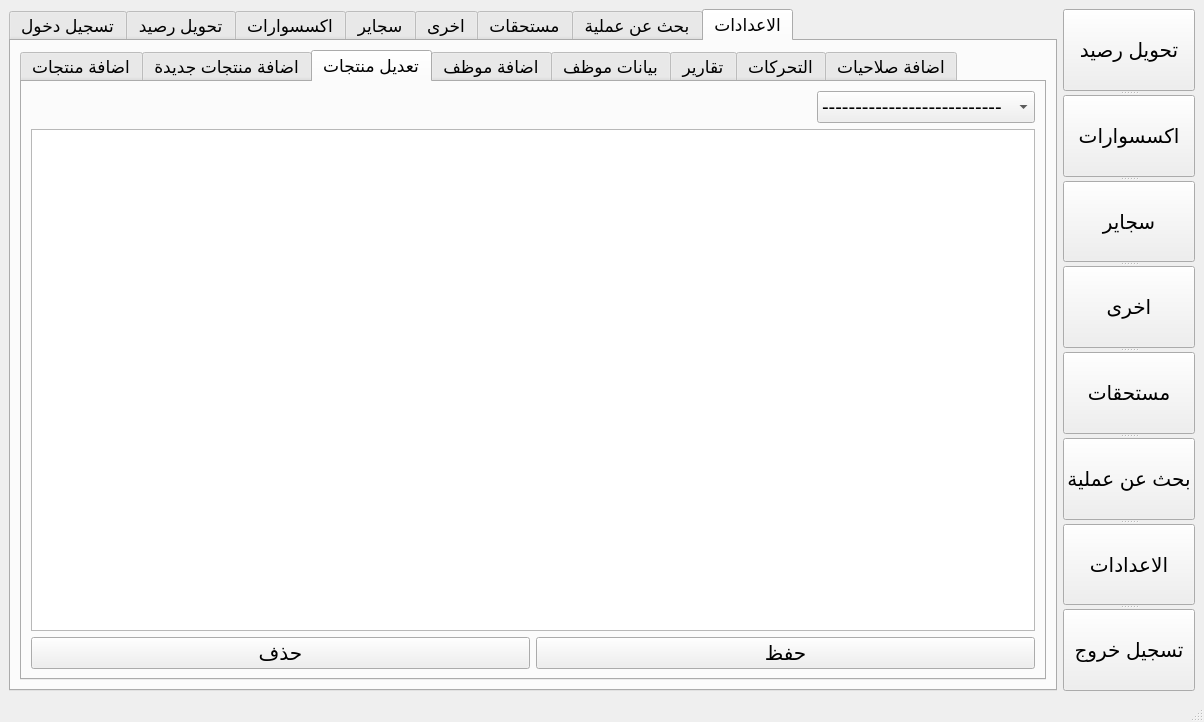
Above: central_elgazera.ui from A4E45/central_elgazera before the change. Below: the same form after it.
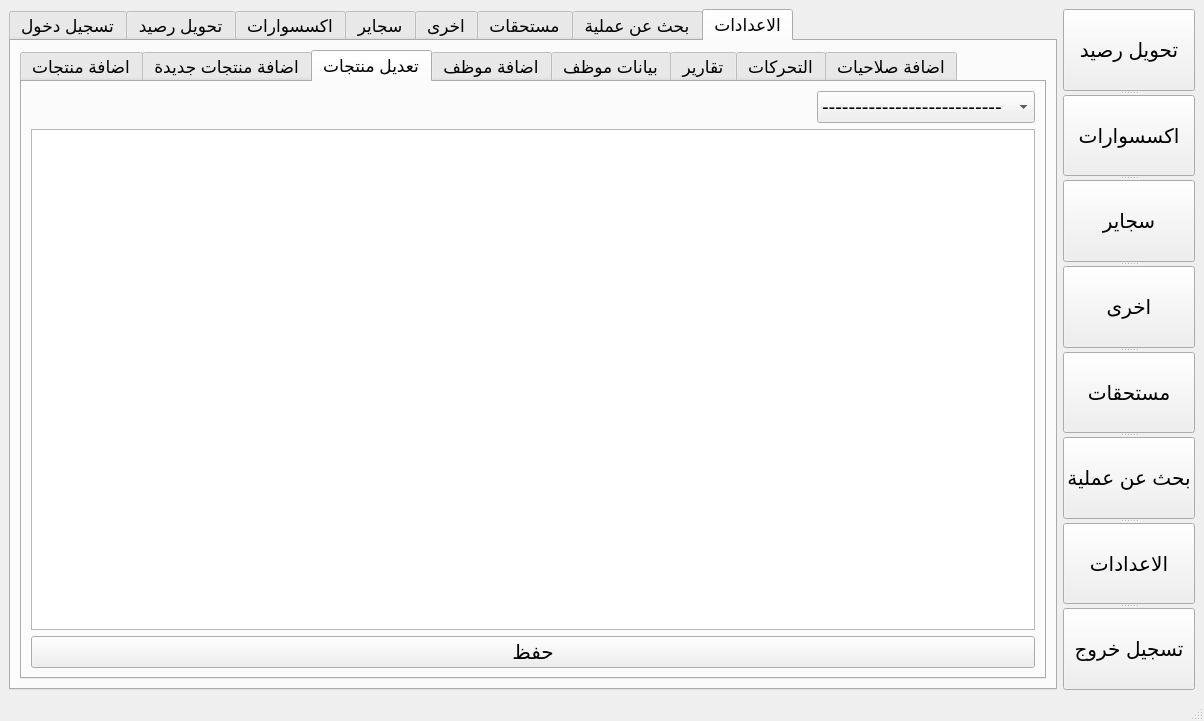
That is the form after the change. The open tabs and pages were chosen to show the change. Icons and pictures are not drawn.

```diff
--- a/central_elgazera.ui
+++ b/central_elgazera.ui
@@ -7,7 +7,7 @@
     <x>0</x>
     <y>0</y>
     <width>1172</width>
-    <height>722</height>
+    <height>721</height>
    </rect>
   </property>
   <property name="sizeIncrement">
@@ -3412,21 +3412,6 @@
                 </item>
                 <item>
                  <layout class="QHBoxLayout" name="horizontalLayout_20">
-                  <item>
-                   <widget class="QPushButton" name="pushButton_48">
-                    <property name="font">
-                     <font>
-                      <pointsize>15</pointsize>
-                     </font>
-                    </property>
-                    <property name="styleSheet">
-                     <string notr="true"/>
-                    </property>
-                    <property name="text">
-                     <string>حذف</string>
-                    </property>
-                   </widget>
-                  </item>
                   <item>
                    <widget class="QPushButton" name="pushButton_47">
                     <property name="font">
```
Left out of the diff: 16 changed lines with no effect on the pictures.
